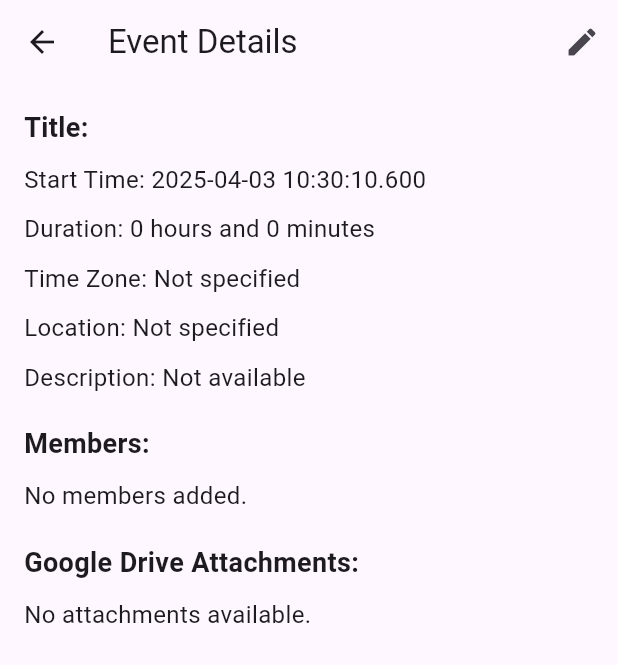
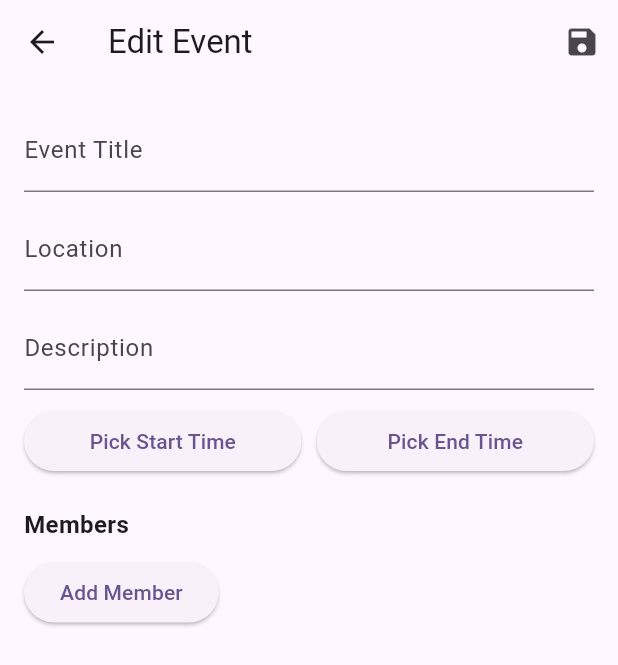
Before and after one commit to suvratp21/calendar-app, a Flutter app: the EventDetailsPage screen opened directly with empty values, after a tap on the "edit" icon, on a phone screen of 412 x 824 dp. Shown: the top 665 px of the screen. Run offline on Flutter 3.47's test engine with Material 3 defaults, Android fonts, the phone set to English and light mode, and no system bars; our stand-ins replace cloud_firestore, firebase_auth, firebase_core, google_sign_in, syncfusion_flutter_calendar; accounts and stored records are empty.

Commit message:
"edit event page"

```diff
--- /dev/null
+++ b/lib/edit_event_page.dart
@@ -0,0 +1,164 @@
+import 'package:flutter/material.dart';
+import 'main.dart'; // Import the Appointment class
+
+class EditEventPage extends StatefulWidget {
+  final Appointment appointment;
+  final String eventId;
+  final List<String> members;
+
+  const EditEventPage({
+    super.key,
+    required this.appointment,
+    required this.eventId,
+    required this.members,
+  });
+
+  @override
+  State<EditEventPage> createState() => _EditEventPageState();
+}
+
+class _EditEventPageState extends State<EditEventPage> {
+  late TextEditingController _titleController;
+  late TextEditingController _locationController;
+  late TextEditingController _descriptionController;
+  late List<String> _members;
+  DateTime? _startTime;
+  DateTime? _endTime;
+
+  @override
+  void initState() {
+    super.initState();
+    _titleController = TextEditingController(text: widget.appointment.subject);
+    _locationController = TextEditingController();
+    _descriptionController = TextEditingController();
+    _members = List<String>.from(widget.members);
+    _startTime = widget.appointment.startTime;
+    _endTime = widget.appointment.endTime;
+  }
+
+  Future<void> _saveEvent() async {
+    if (_titleController.text.isEmpty ||
+        _startTime == null ||
+        _endTime == null) {
+      ScaffoldMessenger.of(context).showSnackBar(
+        const SnackBar(content: Text("Please fill all required fields")),
+      );
+      return;
+    }
+
+    Navigator.of(context).pop({
+      'subject': _titleController.text,
+      'startTime': _startTime,
+      'endTime': _endTime,
+      'members': _members,
+    });
+  }
+
+  @override
+  Widget build(BuildContext context) {
+    return Scaffold(
+      appBar: AppBar(
+        title: const Text('Edit Event'),
+        actions: [
+          IconButton(
+            icon: const Icon(Icons.save),
+            onPressed: _saveEvent,
+          ),
+        ],
+      ),
+      body: Padding(
+        padding: const EdgeInsets.all(16.0),
+        child: SingleChildScrollView(
+          child: Column(
+            crossAxisAlignment: CrossAxisAlignment.start,
+            children: [
+              TextField(
+                controller: _titleController,
+                decoration: const InputDecoration(labelText: "Event Title"),
+              ),
+              const SizedBox(height: 10),
+              TextField(
+                controller: _locationController,
+                decoration: const InputDecoration(labelText: "Location"),
+              ),
+              const SizedBox(height: 10),
+              TextField(
+                controller: _descriptionController,
+                decoration: const InputDecoration(labelText: "Description"),
+              ),
+              const SizedBox(height: 10),
+              Row(
+                children: [
+                  Expanded(
+                    child: ElevatedButton(
+                      onPressed: () async {
+                        final pickedDate = await showDatePicker(
+                          context: context,
+                          initialDate: _startTime ?? DateTime.now(),
+                          firstDate: DateTime(2000),
+                          lastDate: DateTime(2100),
+                        );
+                        if (pickedDate != null) {
+                          setState(() {
+                            _startTime = pickedDate;
+                          });
+                        }
+                      },
+                      child: const Text("Pick Start Time"),
+                    ),
+                  ),
+                  const SizedBox(width: 10),
+                  Expanded(
+                    child: ElevatedButton(
+                      onPressed: () async {
+                        final pickedDate = await showDatePicker(
+                          context: context,
+                          initialDate: _endTime ?? DateTime.now(),
+                          firstDate: DateTime(2000),
+                          lastDate: DateTime(2100),
+                        );
+                        if (pickedDate != null) {
+                          setState(() {
+                            _endTime = pickedDate;
+                          });
+                        }
+                      },
+                      child: const Text("Pick End Time"),
+                    ),
+                  ),
+                ],
+              ),
+              const SizedBox(height: 20),
+              const Text(
+                "Members",
+                style: TextStyle(fontSize: 16, fontWeight: FontWeight.bold),
+              ),
+              const SizedBox(height: 10),
+              Column(
+                children: _members
+                    .map((member) => ListTile(
+                          title: Text(member),
+                          trailing: IconButton(
+                            icon: const Icon(Icons.delete),
+                            onPressed: () {
+                              setState(() {
+                                _members.remove(member);
+                              });
+                            },
+                          ),
+                        ))
+                    .toList(),
+              ),
+              ElevatedButton(
+                onPressed: () {
+                  // Add logic to add a new member
+                },
+                child: const Text("Add Member"),
+              ),
+            ],
+          ),
+        ),
+      ),
+    );
+  }
+}
--- a/lib/event_details_page.dart
+++ b/lib/event_details_page.dart
@@ -1,6 +1,7 @@
 import 'package:flutter/material.dart';
 import 'package:cloud_firestore/cloud_firestore.dart';
 import 'package:firebase_auth/firebase_auth.dart';
+import 'edit_event_page.dart'; // Import the edit event page
 import 'main.dart'; // Import the Appointment class
 
 class EventDetailsPage extends StatefulWidget {
@@ -48,8 +49,25 @@ class _EventDetailsPageState extends State<EventDetailsPage> {
   }
 
   Future<void> _editEvent() async {
-    // Navigate to an edit event page (to be implemented)
-    // Pass the event details and eventId for editing
+    final updatedEvent = await Navigator.push(
+      context,
+      MaterialPageRoute(
+        builder: (context) => EditEventPage(
+          appointment: widget.appointment,
+          eventId: widget.eventId,
+          members: members,
+        ),
+      ),
+    );
+
+    if (updatedEvent != null) {
+      setState(() {
+        widget.appointment.subject = updatedEvent['subject'];
+        widget.appointment.startTime = updatedEvent['startTime'];
+        widget.appointment.endTime = updatedEvent['endTime'];
+        members = updatedEvent['members'];
+      });
+    }
   }
 
   @override
--- a/lib/main.dart
+++ b/lib/main.dart
@@ -357,9 +357,10 @@ class Appointment {
     required this.color,
     required this.eventId,
   });
-  final DateTime startTime;
-  final DateTime endTime;
-  final String subject;
+
+  DateTime startTime; // Removed 'final' to make it mutable
+  DateTime endTime; // Removed 'final' to make it mutable
+  String subject; // Removed 'final' to make it mutable
   final Color color;
   final String eventId;
 }
```
